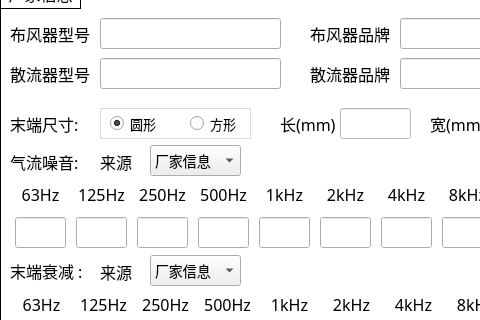
Qt form NoiseCalSoft/inputDialog/dialog_air_diff.ui (haobana/NoiCal) before a commit; both pictures show x 0 to 480 and y 112 to 432 of the 651 by 861 pixel window.
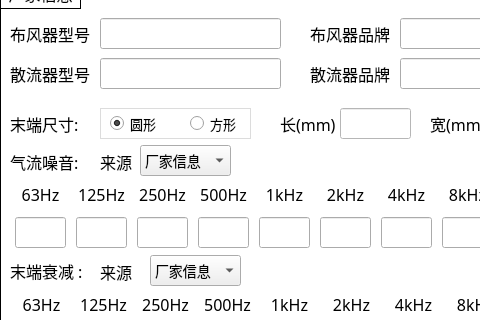
The same form after that commit. Icons and pictures are not drawn.

What changed in the file:
```diff
--- a/NoiseCalSoft/inputDialog/dialog_air_diff.ui
+++ b/NoiseCalSoft/inputDialog/dialog_air_diff.ui
@@ -2139,7 +2139,7 @@
     <widget class="QComboBox" name="comboBox_noi_data_source">
      <property name="geometry">
       <rect>
-       <x>150</x>
+       <x>140</x>
        <y>167</y>
        <width>91</width>
        <height>31</height>
```
